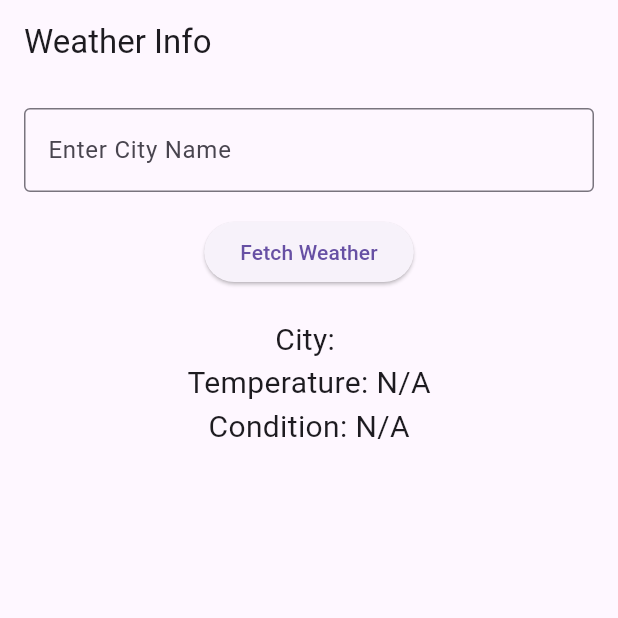
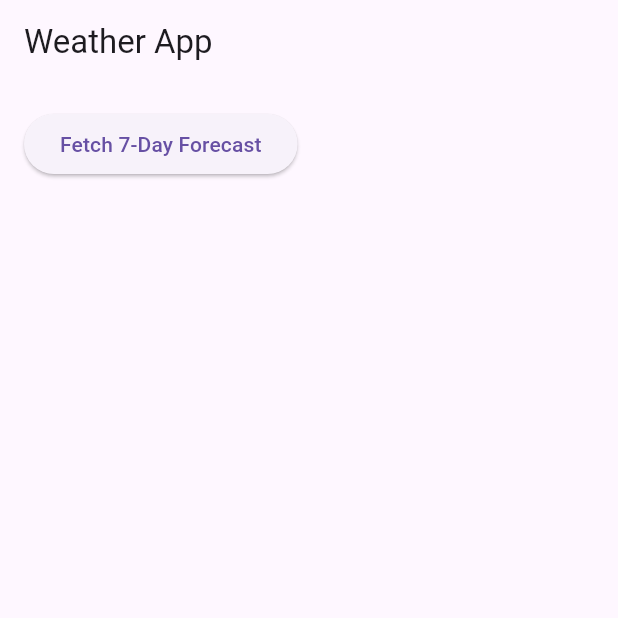
Before and after one commit to JackyZheng070102/Weather_App, a Flutter app: the screen it shows after launch, on a phone screen of 412 x 824 dp, the top half of it. Run offline on Flutter 3.47's test engine with Material 3 defaults, Android fonts, the phone set to English and light mode, and no system bars.

Commit message:
Implemented 7-day weather forecast feature

```diff
--- a/lib/main.dart
+++ b/lib/main.dart
@@ -1,21 +1,18 @@
-import 'dart:math';
 import 'package:flutter/material.dart';
+import 'dart:math'; // Needed for the Random class
 
 void main() {
-  runApp(WeatherInfoApp());
+  runApp(MyApp());
 }
 
-class WeatherInfoApp extends StatelessWidget {
+class MyApp extends StatelessWidget {
   @override
   Widget build(BuildContext context) {
     return MaterialApp(
-      title: 'Weather Info App',
-      theme: ThemeData(
-        primarySwatch: Colors.blue,
-      ),
+      title: 'Weather App',
       home: Scaffold(
         appBar: AppBar(
-          title: Text('Weather Info'),
+          title: Text('Weather App'),
         ),
         body: WeatherInfoForm(),
       ),
@@ -29,32 +26,25 @@ class WeatherInfoForm extends StatefulWidget {
 }
 
 class _WeatherInfoFormState extends State<WeatherInfoForm> {
-  final TextEditingController _controller = TextEditingController();
-  String _cityName = '';
-  String _temperature = 'N/A';
-  String _weatherCondition = 'N/A';
+  List<Map<String, String>> _weeklyForecast = [];
 
-  void _fetchWeather() {
-    // Check if the text field is empty
-    if (_controller.text.isEmpty) {
-      ScaffoldMessenger.of(context).showSnackBar(
-        SnackBar(content: Text('Please enter a city name!')),
-      );
-      return; // Exit the function early if the field is empty
+  void _fetch7DayForecast() {
+    Random random = Random();
+    List<Map<String, String>> forecast = [];
+    List<String> conditions = ['Sunny', 'Cloudy', 'Rainy'];
+
+    for (int i = 0; i < 7; i++) {
+      int temperature = random.nextInt(16) + 15; // Random temperature
+      String condition = conditions[random.nextInt(conditions.length)];
+      forecast.add({
+        'day': 'Day ${i + 1}',
+        'temperature': '$temperature°C',
+        'condition': condition,
+      });
     }
 
-    // Generate random temperature between 15°C and 30°C
-    Random random = Random();
-    int temperature = random.nextInt(16) + 15; // Generates between 15 and 30
-
-    // Randomly select a weather condition
-    List<String> conditions = ['Sunny', 'Cloudy', 'Rainy'];
-    String condition = conditions[random.nextInt(conditions.length)];
-
     setState(() {
-      _cityName = _controller.text;
-      _temperature = '$temperature°C'; // Assigning the generated temperature
-      _weatherCondition = condition; // Assigning the randomly selected condition
+      _weeklyForecast = forecast;
     });
   }
 
@@ -64,22 +54,19 @@ class _WeatherInfoFormState extends State<WeatherInfoForm> {
       padding: const EdgeInsets.all(16.0),
       child: Column(
         children: [
-          TextField(
-            controller: _controller,
-            decoration: InputDecoration(
-              labelText: 'Enter City Name',
-              border: OutlineInputBorder(),
-            ),
-          ),
-          SizedBox(height: 16.0),
           ElevatedButton(
-            onPressed: _fetchWeather,
-            child: Text('Fetch Weather'),
+            onPressed: _fetch7DayForecast,
+            child: Text('Fetch 7-Day Forecast'),
           ),
           SizedBox(height: 20.0),
-          Text('City: $_cityName', style: TextStyle(fontSize: 20)),
-          Text('Temperature: $_temperature', style: TextStyle(fontSize: 20)),
-          Text('Condition: $_weatherCondition', style: TextStyle(fontSize: 20)),
+          Column(
+            children: _weeklyForecast.map((dayForecast) {
+              return ListTile(
+                title: Text(dayForecast['day']!),
+                subtitle: Text('Temp: ${dayForecast['temperature']}, Condition: ${dayForecast['condition']}'),
+              );
+            }).toList(),
+          ),
         ],
       ),
     );
```
